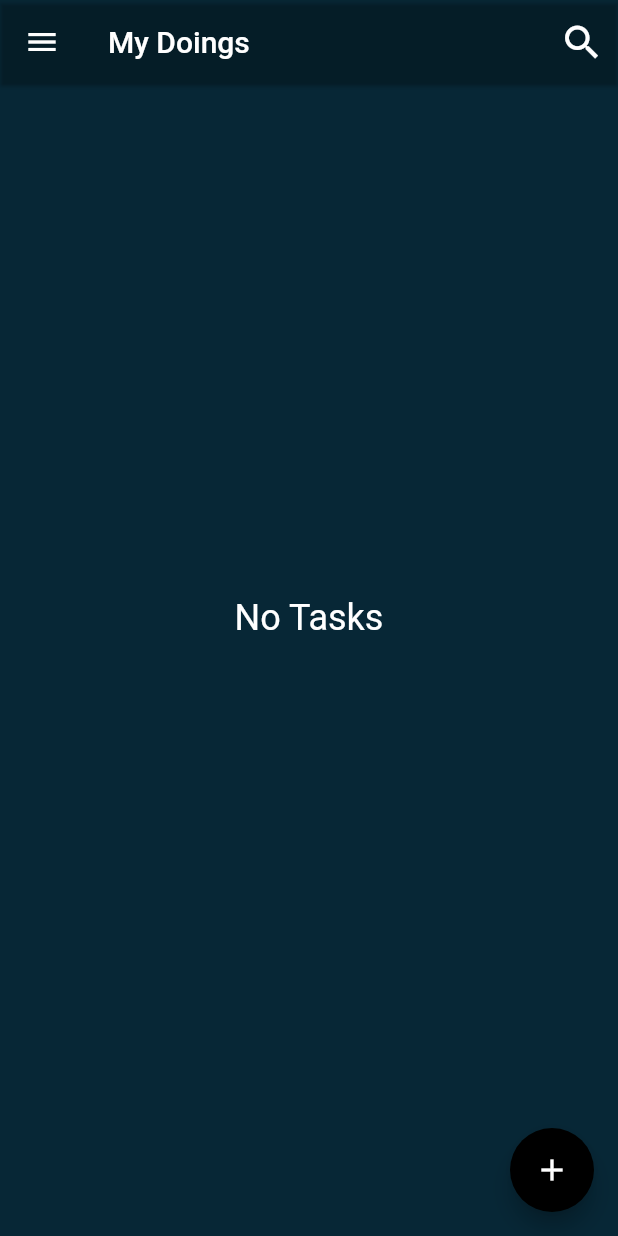
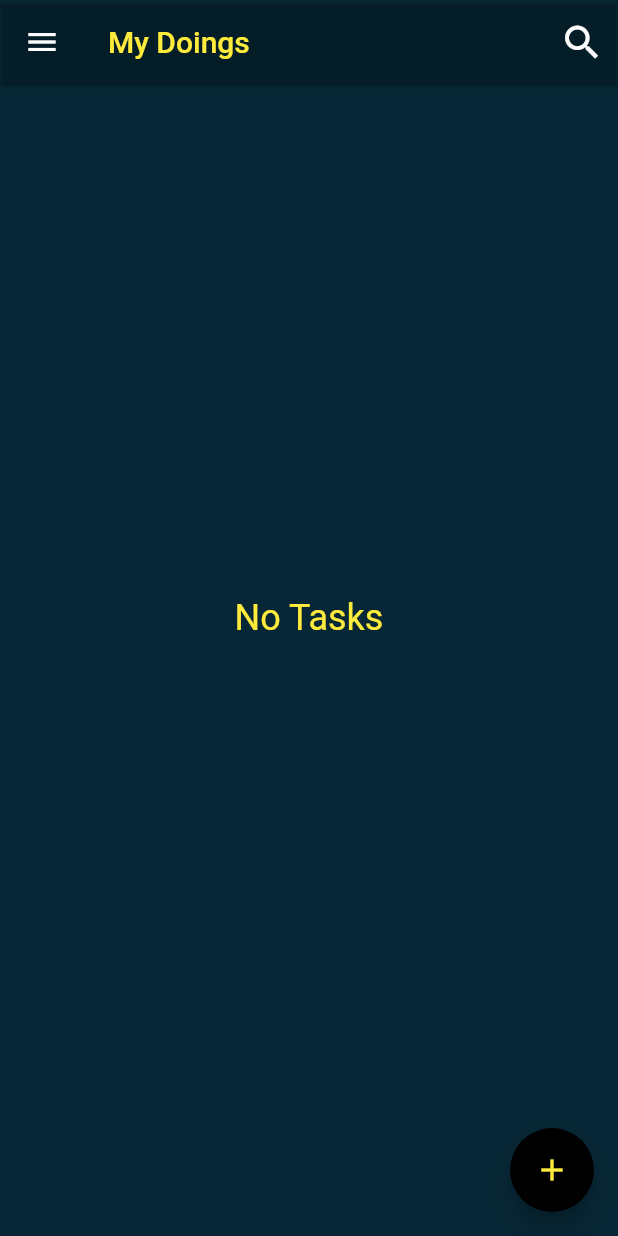
Before and after one commit to Temilayo1/todo-app-redo, a Flutter app: the screen it shows after launch, on a phone screen of 412 x 824 dp. Run offline on Flutter 3.47's test engine with Material 2 defaults, Android fonts, the phone set to English and light mode, and no system bars; our stand-ins replace sqflite; accounts and stored records are empty.

Commit message:
a few changes
a few changes

```diff
--- a/lib/add_list.dart
+++ b/lib/add_list.dart
@@ -67,7 +67,7 @@ class AddFormWidget extends StatelessWidget {
         decoration: InputDecoration(
           border: InputBorder.none,
           hintText: 'Title',
-          hintStyle: TextStyle(color: Colors.white),
+          hintStyle: TextStyle(color: Colors.yellow),
         ),
         validator: (title) =>
             title != null && title.isEmpty ? 'The title cannot be empty' : null,
@@ -81,7 +81,7 @@ class AddFormWidget extends StatelessWidget {
         decoration: InputDecoration(
           border: InputBorder.none,
           hintText: 'Type something...',
-          hintStyle: TextStyle(color: Colors.white),
+          hintStyle: TextStyle(color: Colors.yellow),
         ),
         validator: (title) => title != null && title.isEmpty
             ? 'The description cannot be empty'
--- a/lib/edit_task.dart
+++ b/lib/edit_task.dart
@@ -67,8 +67,8 @@ class _EditTaskState extends State<EditTask> {
       padding: EdgeInsets.symmetric(vertical: 8, horizontal: 12),
       child: ElevatedButton(
         style: ElevatedButton.styleFrom(
-          onPrimary: Colors.red,
-          primary: isFormValid ? null : Colors.grey.shade700,
+          onPrimary: Colors.white,
+          primary: isFormValid ? null : Colors.yellow.shade700,
         ),
         onPressed: addOrUpdateNote,
         child: Text('Save'),
--- a/lib/main.dart
+++ b/lib/main.dart
@@ -1,5 +1,6 @@
-import 'package:fam_church/notes.dart';
 import 'package:flutter/material.dart';
+
+import 'tasks.dart';
 
 void main() {
   runApp(MyApp());
@@ -22,7 +23,7 @@ class MyApp extends StatelessWidget {
       // theme: ThemeData(
       //   primarySwatch: Colors.blue,
       // ),
-      home: Notes(),
+      home: Tasks(),
     );
   }
 }
--- /dev/null
+++ b/lib/tasks.dart
@@ -0,0 +1,167 @@
+import 'package:fam_church/edit_task.dart';
+import 'package:fam_church/models/task_model.dart';
+import 'package:flutter/material.dart';
+import 'package:flutter_staggered_grid_view/flutter_staggered_grid_view.dart';
+
+import 'db/tasks_db.dart';
+import 'task_card.dart';
+import 'task_details.dart';
+
+// ignore: use_key_in_widget_constructors
+class Tasks extends StatefulWidget {
+  @override
+  _TasksState createState() => _TasksState();
+}
+
+class _TasksState extends State<Tasks> {
+  late List<TaskModel> tasks;
+  bool isLoading = false;
+
+  @override
+  void initState() {
+    super.initState();
+
+    refreshNotes();
+  }
+
+  @override
+  void dispose() {
+    TasksDatabase.instance.close();
+
+    super.dispose();
+  }
+
+  Future refreshNotes() async {
+    setState(() => isLoading = true);
+
+    this.tasks = await TasksDatabase.instance.readAllNotes();
+
+    setState(() => isLoading = false);
+  }
+
+  @override
+  Widget build(BuildContext context) {
+    Size size = MediaQuery.of(context).size;
+    return Scaffold(
+      backgroundColor: Color(0xff072736),
+      extendBodyBehindAppBar: true,
+      appBar: AppBar(
+        // leading: IconButton(onPressed: () {}, icon: Icon(Icons.menu)),
+        title: Text(
+          'My Doings',
+          style: TextStyle(
+            color: Colors.yellow,
+          ),
+        ),
+        backgroundColor: Colors.transparent,
+        elevation: 1,
+        actions: [
+          IconButton(
+            onPressed: () {},
+            icon: Icon(Icons.search, size: 30),
+          ),
+        ],
+      ),
+      drawer: Drawer(
+        child: Container(
+          decoration: BoxDecoration(color: Colors.black),
+          child: ListView(
+            children: [
+              InkWell(
+                onTap: () {},
+                child: UserAccountsDrawerHeader(
+                  decoration: BoxDecoration(color: Colors.grey),
+                  currentAccountPicture: CircleAvatar(
+                    backgroundImage: AssetImage('assets/1.jpg'),
+                    // child: Text("LA"),
+                  ),
+                  accountName: Text(
+                    'Layon',
+                    style: TextStyle(
+                        color: Colors.white,
+                        fontSize: 25,
+                        fontWeight: FontWeight.bold),
+                  ),
+                  accountEmail: Text('1313@gmail.com'),
+                ),
+              ),
+            ],
+          ),
+        ),
+      ),
+      floatingActionButton: FloatingActionButton(
+        backgroundColor: Colors.black,
+        child: Icon(
+          Icons.add,
+          color: Colors.yellow,
+        ),
+        onPressed: () async {
+          await Navigator.of(context).push(
+            MaterialPageRoute(builder: (context) => EditTask()),
+          );
+
+          refreshNotes();
+        },
+      ),
+      body: Center(
+          child: isLoading
+              ? CircularProgressIndicator()
+              : tasks.isEmpty
+                  ? Text(
+                      'No Tasks',
+                      style: TextStyle(color: Colors.yellow, fontSize: 24),
+                    )
+                  : SizedBox(
+                      height: size.height / 1.5,
+                      child: StaggeredGridView.countBuilder(
+                        padding: EdgeInsets.all(8),
+                        itemCount: tasks.length,
+                        staggeredTileBuilder: (index) => StaggeredTile.fit(2),
+                        crossAxisCount: 4,
+                        mainAxisSpacing: 4,
+                        crossAxisSpacing: 4,
+                        itemBuilder: (context, index) {
+                          final task = tasks[index];
+
+                          return GestureDetector(
+                            onTap: () async {
+                              await Navigator.of(context)
+                                  .push(MaterialPageRoute(
+                                builder: (context) =>
+                                    TaskDetailsPage(taskId: task.id!),
+                              ));
+
+                              refreshNotes();
+                            },
+                            child: TaskCardWidget(task: task, index: index),
+                          );
+                        },
+                      ),
+                    )),
+    );
+
+    // ignore: dead_code
+    // Widget buildNotes() => StaggeredGridView.countBuilder(
+    //       padding: EdgeInsets.all(8),
+    //       itemCount: tasks.length,
+    //       staggeredTileBuilder: (index) => StaggeredTile.fit(2),
+    //       crossAxisCount: 4,
+    //       mainAxisSpacing: 4,
+    //       crossAxisSpacing: 4,
+    //       itemBuilder: (context, index) {
+    //         final task = tasks[index];
+
+    //         return GestureDetector(
+    //           onTap: () async {
+    //             await Navigator.of(context).push(MaterialPageRoute(
+    //               builder: (context) => TaskDetailsPage(taskId: task.id!),
+    //             ));
+
+    //             refreshNotes();
+    //           },
+    //           child: TaskCardWidget(task: task, index: index),
+    //         );
+    //       },
+    //     );
+  }
+}
--- a/pubspec.yaml
+++ b/pubspec.yaml
@@ -65,7 +65,7 @@ flutter:
 
   # To add assets to your application, add an assets section, like this:
   assets:
-    - assets/
+  - assets/
   #   - images/a_dot_ham.jpeg
 
   # An image asset can refer to one or more resolution-specific "variants", see
```
Also changed, not shown: lib/task_details.dart (+9 -9 lines), assets/1.jpg (added).
